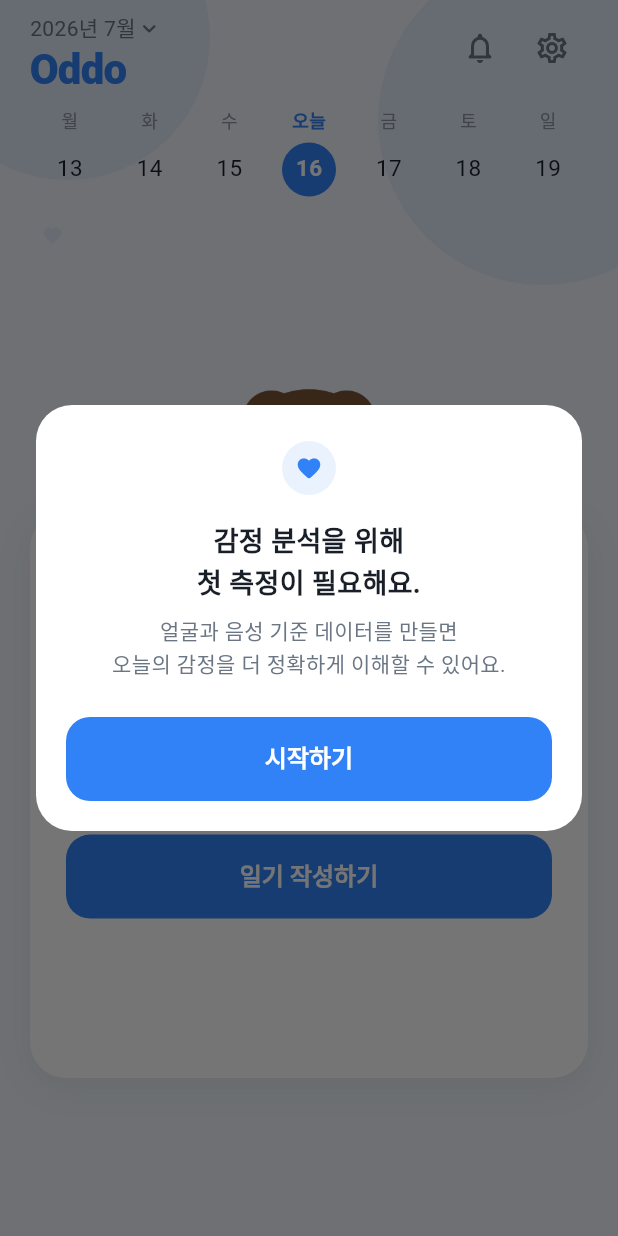
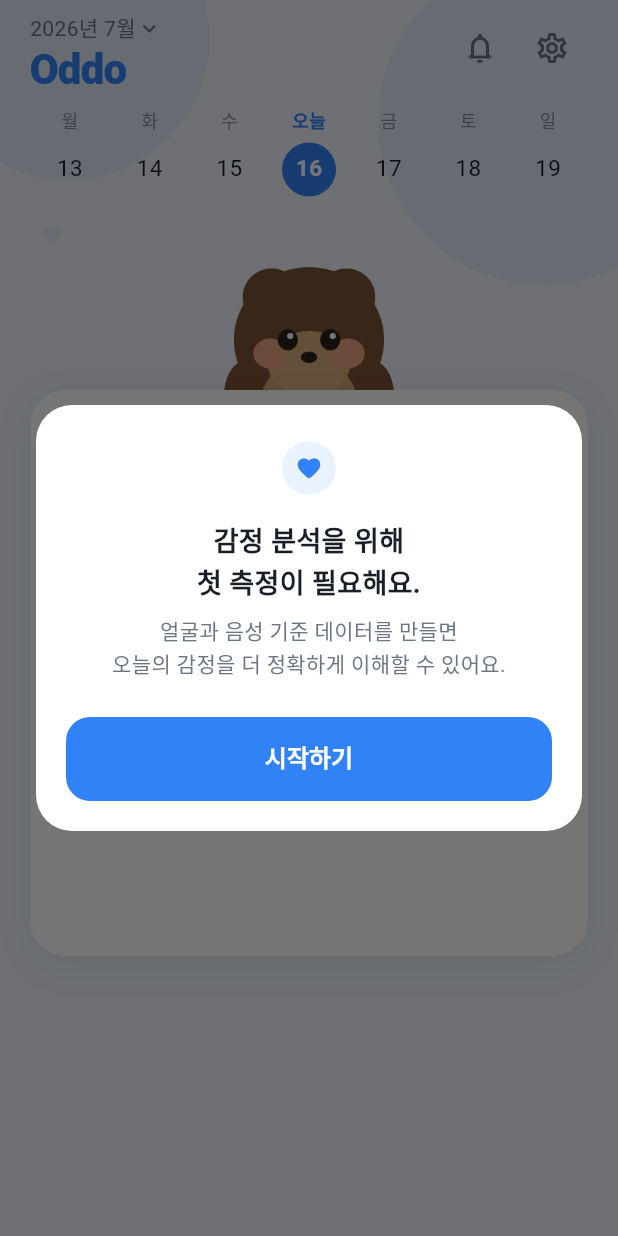
Before and after one commit to c189021/Oddo_app, a Flutter app: the HomeScreen screen opened by its route, on a phone screen of 412 x 824 dp. Run offline on Flutter 3.47's test engine with Material 3 defaults, Android fonts, the phone set to English and light mode, and no system bars; our stand-ins replace camera, cloud_firestore, dio, firebase_auth, firebase_core, flutter_riverpod and 4 more; missing offline and left inert: kakao_flutter_sdk_user, record; accounts and stored records are empty.

Commit message:
홈 카드를 위 기준 고정 배치로 변경 (하단 탭바 유무에 따른 세로 밀림 제거)

```diff
--- a/lib/features/home/presentation/screens/home_screen.dart
+++ b/lib/features/home/presentation/screens/home_screen.dart
@@ -107,10 +107,17 @@
                 ),
               ),
               Expanded(
-                child: Center(
+                // 위 기준 고정 정렬: 작성일에만 하단 탭바가 생겨도 카드가
+                // 세로로 밀리지 않도록, 화면 중앙 정렬 대신 주간 바 아래
+                // 고정 오프셋에 카드를 둔다.
+                child: Align(
+                  alignment: Alignment.topCenter,
                   child: SingleChildScrollView(
-                    padding: const EdgeInsets.symmetric(
-                      horizontal: AppSpacing.screenH,
+                    padding: const EdgeInsets.fromLTRB(
+                      AppSpacing.screenH,
+                      AppSpacing.xl,
+                      AppSpacing.screenH,
+                      AppSpacing.md,
                     ),
                     child: Stack(
                       clipBehavior: Clip.none,
```
